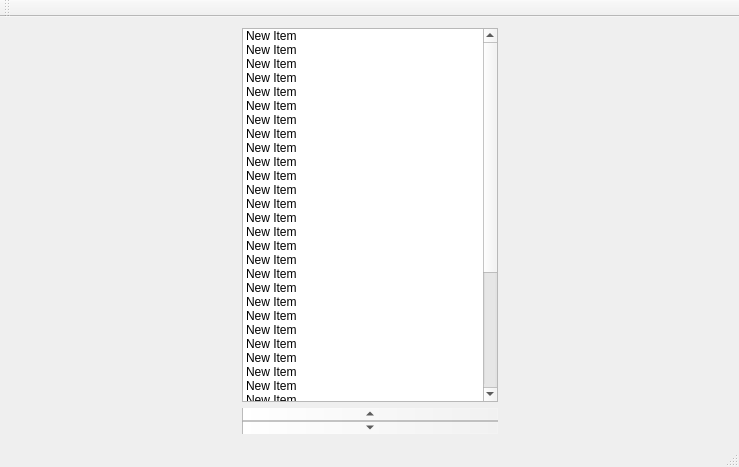
Old version of the form mainwindow.ui in the repository mbnoimi/test.
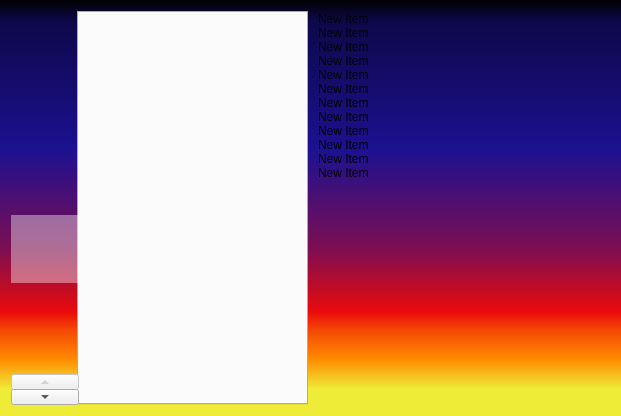
New version of the form. Icons and pictures are not drawn.

Commit message: add icons to the stylesheet

```diff
--- a/mainwindow.ui
+++ b/mainwindow.ui
@@ -6,30 +6,136 @@
    <rect>
     <x>0</x>
     <y>0</y>
-    <width>739</width>
-    <height>467</height>
+    <width>621</width>
+    <height>416</height>
    </rect>
   </property>
   <property name="windowTitle">
    <string>MainWindow</string>
   </property>
+  <property name="styleSheet">
+   <string notr="true">    QMainWindow#MainWindow {
+	background-color: qlineargradient(spread:pad, x1:0, y1:0, x2:0, y2:1, stop:0 rgba(0, 0, 0, 255), stop:0.05 rgba(14, 8, 73, 255), stop:0.36 rgba(28, 17, 145, 255), stop:0.6 rgba(126, 14, 81, 255), stop:0.75 rgba(234, 11, 11, 255), stop:0.79 rgba(244, 70, 5, 255), stop:0.86 rgba(255, 136, 0, 255), stop:0.935 rgba(239, 236, 55, 255));
+    }
+     
+    QWidget#centralWidget {
+     background-color: rgba(255, 255, 255, 0);
+    }
+    /**************** SIDE BAR ****************/
+    QTabWidget#tabWidget_sidebar {
+     background-color: rgba(255, 255, 255, 0);
+    }
+     
+    QTabWidget#tabWidget_sidebar::tab-bar {
+     alignment: center;
+    }
+     
+    QTabWidget#tabWidget_sidebar::pane {
+     background-color: rgb(255, 255, 255, 0);
+    }
+     
+    QTabBar::tab {
+     background-color: rgb(0, 0, 0, 0);
+     padding: 2px;
+     border: 2px;
+     text-align: center;
+     height: 64px;
+     width: 64px;
+    }
+     
+    QTabBar::tab:selected {
+     background-color: rgba(255, 255, 255, 100);
+    }
+     
+    QTabBar::tab:hover {
+       background-color: rgba(255, 255, 255, 150);
+    }
+
+QListWidget#listWidget {
+	background-color: rgba(255, 255, 255, 0);
+}</string>
+  </property>
   <widget class="QWidget" name="centralWidget">
    <layout class="QHBoxLayout" name="horizontalLayout">
     <item>
-     <spacer name="horizontalSpacer_2">
-      <property name="orientation">
-       <enum>Qt::Horizontal</enum>
+     <widget class="QTabWidget" name="tabWidget">
+      <property name="tabPosition">
+       <enum>QTabWidget::West</enum>
       </property>
-      <property name="sizeHint" stdset="0">
+      <property name="currentIndex">
+       <number>3</number>
+      </property>
+      <property name="iconSize">
        <size>
-        <width>40</width>
-        <height>20</height>
+        <width>64</width>
+        <height>64</height>
        </size>
       </property>
-     </spacer>
+      <widget class="QWidget" name="tab">
+       <attribute name="icon">
+        <iconset resource="res.qrc">
+         <normaloff>:/icons/FastDL.png</normaloff>:/icons/FastDL.png</iconset>
+       </attribute>
+       <attribute name="title">
+        <string/>
+       </attribute>
+      </widget>
+      <widget class="QWidget" name="widget">
+       <attribute name="icon">
+        <iconset resource="res.qrc">
+         <normaloff>:/icons/evolution-contacts.png</normaloff>:/icons/evolution-contacts.png</iconset>
+       </attribute>
+       <attribute name="title">
+        <string/>
+       </attribute>
+      </widget>
+      <widget class="QWidget" name="tab_4">
+       <attribute name="icon">
+        <iconset resource="res.qrc">
+         <normaloff>:/icons/exec_wine.png</normaloff>:/icons/exec_wine.png</iconset>
+       </attribute>
+       <attribute name="title">
+        <string/>
+       </attribute>
+      </widget>
+      <widget class="QWidget" name="tab_5">
+       <attribute name="icon">
+        <iconset resource="res.qrc">
+         <normaloff>:/icons/evolution-calendar.png</normaloff>:/icons/evolution-calendar.png</iconset>
+       </attribute>
+       <attribute name="title">
+        <string/>
+       </attribute>
+      </widget>
+      <widget class="QWidget" name="tab_6">
+       <attribute name="icon">
+        <iconset resource="res.qrc">
+         <normaloff>:/icons/evolution-1.5.png</normaloff>:/icons/evolution-1.5.png</iconset>
+       </attribute>
+       <attribute name="title">
+        <string/>
+       </attribute>
+      </widget>
+      <widget class="QWidget" name="tab_7">
+       <attribute name="icon">
+        <iconset resource="res.qrc">
+         <normaloff>:/icons/esd.png</normaloff>:/icons/esd.png</iconset>
+       </attribute>
+       <attribute name="title">
+        <string/>
+       </attribute>
+      </widget>
+      <widget class="QWidget" name="tab_2">
+       <attribute name="icon">
+        <iconset resource="res.qrc">
+         <normaloff>:/icons/evolution-tasks.png</normaloff>:/icons/evolution-tasks.png</iconset>
+       </attribute>
+       <attribute name="title">
+        <string/>
+       </attribute>
+      </widget>
+     </widget>
     </item>
-    <item>
-     <layout class="QVBoxLayout" name="verticalLayout">
       <item>
        <widget class="QListWidget" name="listWidget">
         <item>
@@ -92,195 +198,10 @@
           <string>New Item</string>
          </property>
         </item>
-        <item>
-         <property name="text">
-          <string>New Item</string>
-         </property>
-        </item>
-        <item>
-         <property name="text">
-          <string>New Item</string>
-         </property>
-        </item>
-        <item>
-         <property name="text">
-          <string>New Item</string>
-         </property>
-        </item>
-        <item>
-         <property name="text">
-          <string>New Item</string>
-         </property>
-        </item>
-        <item>
-         <property name="text">
-          <string>New Item</string>
-         </property>
-        </item>
-        <item>
-         <property name="text">
-          <string>New Item</string>
-         </property>
-        </item>
-        <item>
-         <property name="text">
-          <string>New Item</string>
-         </property>
-        </item>
-        <item>
-         <property name="text">
-          <string>New Item</string>
-         </property>
-        </item>
-        <item>
-         <property name="text">
-          <string>New Item</string>
-         </property>
-        </item>
-        <item>
-         <property name="text">
-          <string>New Item</string>
-         </property>
-        </item>
-        <item>
-         <property name="text">
-          <string>New Item</string>
-         </property>
-        </item>
-        <item>
-         <property name="text">
-          <string>New Item</string>
-         </property>
-        </item>
-        <item>
-         <property name="text">
-          <string>New Item</string>
-         </property>
-        </item>
-        <item>
-         <property name="text">
-          <string>New Item</string>
-         </property>
-        </item>
-        <item>
-         <property name="text">
-          <string>New Item</string>
-         </property>
-        </item>
-        <item>
-         <property name="text">
-          <string>New Item</string>
-         </property>
-        </item>
-        <item>
-         <property name="text">
-          <string>New Item</string>
-         </property>
-        </item>
-        <item>
-         <property name="text">
-          <string>New Item</string>
-         </property>
-        </item>
-        <item>
-         <property name="text">
-          <string>New Item</string>
-         </property>
-        </item>
-        <item>
-         <property name="text">
-          <string>New Item</string>
-         </property>
-        </item>
-        <item>
-         <property name="text">
-          <string>New Item</string>
-         </property>
-        </item>
-        <item>
-         <property name="text">
-          <string>New Item</string>
-         </property>
-        </item>
-        <item>
-         <property name="text">
-          <string>New Item</string>
-         </property>
-        </item>
-        <item>
-         <property name="text">
-          <string>New Item</string>
-         </property>
-        </item>
-        <item>
-         <property name="text">
-          <string>New Item</string>
-         </property>
-        </item>
-        <item>
-         <property name="text">
-          <string>New Item</string>
-         </property>
-        </item>
-        <item>
-         <property name="text">
-          <string>New Item</string>
-         </property>
-        </item>
-       </widget>
-      </item>
-      <item>
-       <widget class="QScrollBar" name="verticalScrollBar">
-        <property name="sizePolicy">
-         <sizepolicy hsizetype="Minimum" vsizetype="Minimum">
-          <horstretch>0</horstretch>
-          <verstretch>0</verstretch>
-         </sizepolicy>
-        </property>
-        <property name="maximumSize">
-         <size>
-          <width>16777215</width>
-          <height>26</height>
-         </size>
-        </property>
-       </widget>
-      </item>
-     </layout>
-    </item>
-    <item>
-     <spacer name="horizontalSpacer">
-      <property name="orientation">
-       <enum>Qt::Horizontal</enum>
-      </property>
-      <property name="sizeHint" stdset="0">
-       <size>
-        <width>40</width>
-        <height>20</height>
-       </size>
-      </property>
-     </spacer>
-    </item>
-   </layout>
+     </widget>
+    </item>
+   </layout>
   </widget>
-  <widget class="QMenuBar" name="menuBar">
-   <property name="geometry">
-    <rect>
-     <x>0</x>
-     <y>0</y>
-     <width>739</width>
-     <height>21</height>
-    </rect>
-   </property>
-  </widget>
-  <widget class="QToolBar" name="mainToolBar">
-   <attribute name="toolBarArea">
-    <enum>TopToolBarArea</enum>
-   </attribute>
-   <attribute name="toolBarBreak">
-    <bool>false</bool>
-   </attribute>
-  </widget>
-  <widget class="QStatusBar" name="statusBar"/>
  </widget>
  <layoutdefault spacing="6" margin="11"/>
  <resources/>
```
Left out of the diff: 4 changed lines with no effect on the pictures. Lines whose indentation alone changed are shown as unchanged. The commit also changes 17 other files.
